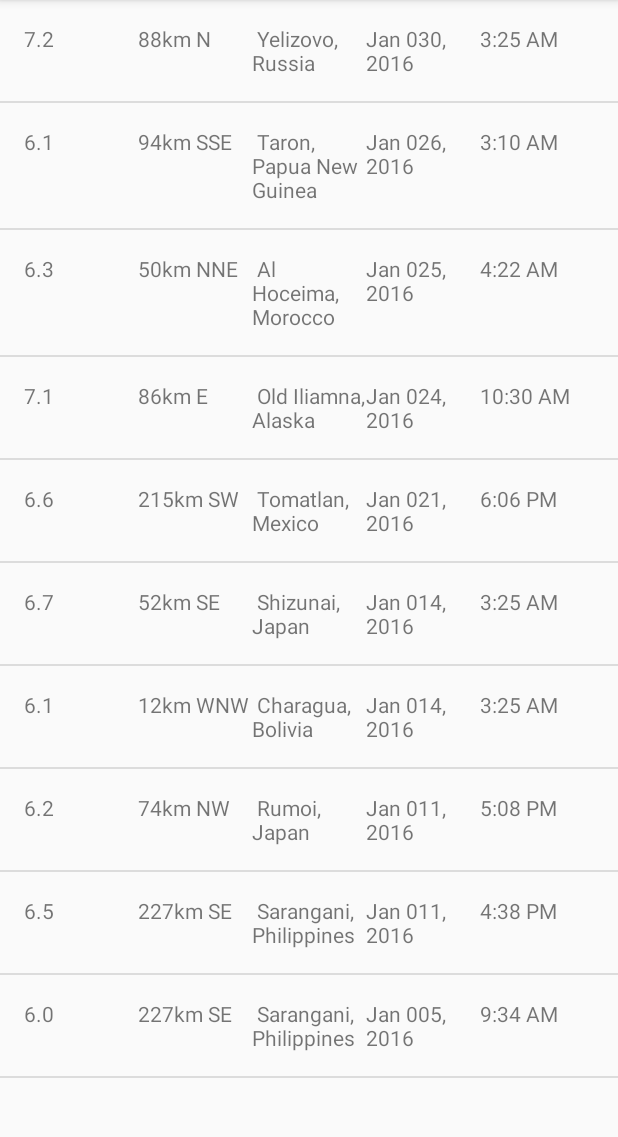
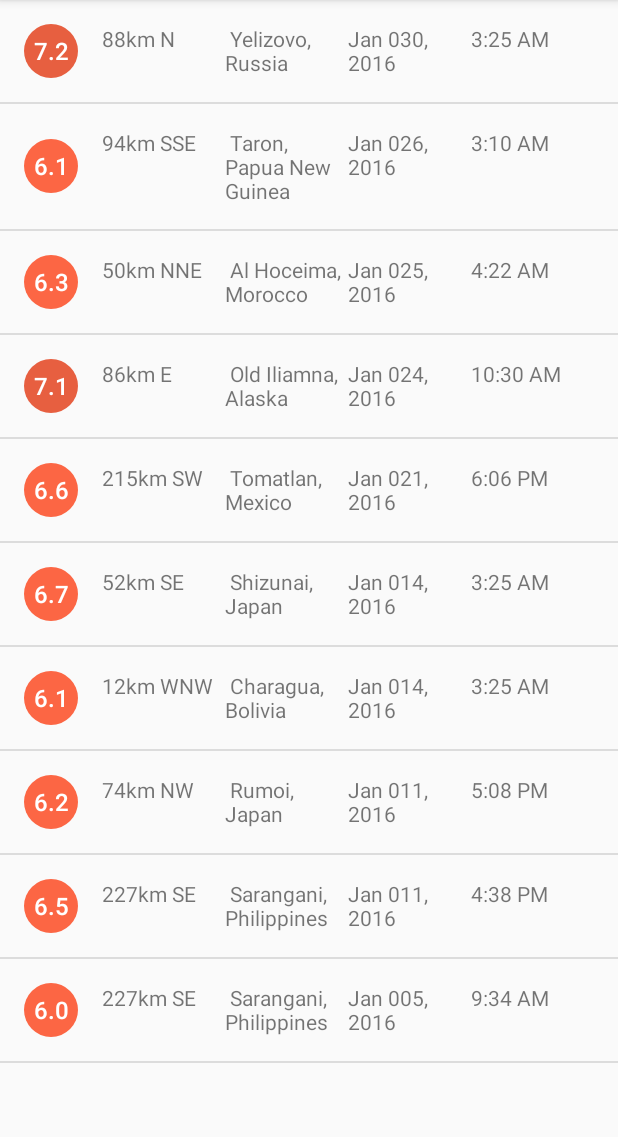
Before and after one commit to sauravvishal8797/QuakeReport, an Android app: the screen it shows after launch (EarthquakeActivity), on a phone screen of 412 x 824 dp, the part 84-1221 px from its top. Run offline under Robolectric (Android 15) with nearby library versions, the phone set to English and light mode, and no system bars.

Commit message:
Added coloured circle background for magnitude view

```diff
--- a/app/src/main/java/android/example/com/quakereport/EarthQuakeAdapter.java
+++ b/app/src/main/java/android/example/com/quakereport/EarthQuakeAdapter.java
@@ -1,8 +1,10 @@
 package android.example.com.quakereport;
 
+import android.graphics.drawable.GradientDrawable;
 import android.icu.text.DateFormat;
 import android.icu.text.DecimalFormat;
 import android.icu.text.SimpleDateFormat;
+import android.support.v4.content.ContextCompat;
 import android.widget.ArrayAdapter;
 
 /**
@@ -19,6 +21,7 @@ import java.util.Date;
 import java.util.logging.SimpleFormatter;
 
 import static android.example.com.quakereport.R.id.date;
+import static android.example.com.quakereport.R.id.magnitude;
 import static android.icu.lang.UCharacter.GraphemeClusterBreak.L;
 
 /**
@@ -79,6 +82,12 @@ public class EarthQuakeAdapter extends ArrayAdapter<EarthQuakes> {
         // set this text on the number TextView
         places2.setText(currentQuake.getmPlace2());
 
+        GradientDrawable magnitude_circle = (GradientDrawable) magnitude.getBackground();
+
+        int magnitudeColor = getMagnitudeColor(currentQuake.getmMagnitude());
+
+        magnitude_circle.setColor(magnitudeColor);
+
 
         long time = currentQuake.getTimeinmilliseconds();
 
@@ -110,4 +119,48 @@ public class EarthQuakeAdapter extends ArrayAdapter<EarthQuakes> {
         return timeformatted.format(dateformatted);
     }
 
+    private int getMagnitudeColor(double magnitude){
+
+        int magFloor = (int) Math.floor(magnitude);
+        int ColorMagnitudeId = 0;
+
+        switch(magFloor){
+
+            case 0:
+            case 1:
+                ColorMagnitudeId = R.color.magnitude1;
+                break;
+            case 2:
+                ColorMagnitudeId = R.color.magnitude2;
+                break;
+            case 3:
+                ColorMagnitudeId = R.color.magnitude3;
+                break;
+            case 4:
+                ColorMagnitudeId = R.color.magnitude4;
+                break;
+            case 5:
+                ColorMagnitudeId = R.color.magnitude5;
+                break;
+            case 6:
+                ColorMagnitudeId = R.color.magnitude6;
+                break;
+            case 7:
+                ColorMagnitudeId = R.color.magnitude7;
+                break;
+            case 8:
+                ColorMagnitudeId = R.color.magnitude8;
+                break;
+            case 9:
+                ColorMagnitudeId = R.color.magnitude9;
+                break;
+            case 10:
+                ColorMagnitudeId = R.color.magnitude10plus;
+                break;
+        }
+
+        return ContextCompat.getColor(getContext(), ColorMagnitudeId);
+
+    }
+
 }
--- /dev/null
+++ b/app/src/main/res/drawable/magnitude_circle.xml
@@ -0,0 +1,10 @@
+<?xml version="1.0" encoding="utf-8"?>
+<!-- Background circle for the magnitude value -->
+<shape xmlns:android="http://schemas.android.com/apk/res/android"
+       android:shape="oval">
+  <solid android:color="@color/magnitude1" />
+  <size
+      android:width="36dp"
+      android:height="36dp" />
+  <corners android:radius="18dp" />
+</shape>
--- a/app/src/main/res/layout/list_item.xml
+++ b/app/src/main/res/layout/list_item.xml
@@ -8,13 +8,21 @@
 
   <TextView
       android:id="@+id/magnitude"
-      android:layout_width="0dp"
-      android:layout_height="wrap_content"
-      android:layout_weight="1"
+      android:layout_width="36dp"
+      android:layout_height="36dp"
+      android:layout_gravity="center_vertical"
+      android:background="@drawable/magnitude_circle"
+      android:fontFamily="sans-serif-medium"
+      android:gravity="center"
+      android:textColor="@android:color/white"
+      android:textSize="16sp"
       tools:text="8.9" />
+
+
 
   <TextView
       android:id="@+id/location1"
+      android:layout_marginLeft="16dp"
       android:layout_width="0dp"
       android:layout_height="wrap_content"
       android:layout_weight="1"
--- a/app/src/main/res/values/colors.xml
+++ b/app/src/main/res/values/colors.xml
@@ -3,4 +3,32 @@
   <color name="colorPrimary">#3F51B5</color>
   <color name="colorPrimaryDark">#303F9F</color>
   <color name="colorAccent">#FF4081</color>
+  <color name="magnitude1">#4A7BA7</color>
+
+  <!-- Magnitude circle color for an earthquake with magnitude between 2 and 3 -->
+  <color name="magnitude2">#04B4B3</color>
+
+  <!-- Magnitude circle color for an earthquake with magnitude between 3 and 4 -->
+  <color name="magnitude3">#10CAC9</color>
+
+  <!-- Magnitude circle color for an earthquake with magnitude between 4 and 5 -->
+  <color name="magnitude4">#F5A623</color>
+
+  <!-- Magnitude circle color for an earthquake with magnitude between 5 and 6 -->
+  <color name="magnitude5">#FF7D50</color>
+
+  <!-- Magnitude circle color for an earthquake with magnitude between 6 and 7 -->
+  <color name="magnitude6">#FC6644</color>
+
+  <!-- Magnitude circle color for an earthquake with magnitude between 7 and 8 -->
+  <color name="magnitude7">#E75F40</color>
+
+  <!-- Magnitude circle color for an earthquake with magnitude between 8 and 9 -->
+  <color name="magnitude8">#E13A20</color>
+
+  <!-- Magnitude circle color for an earthquake with magnitude between 9 and 10 -->
+  <color name="magnitude9">#D93218</color>
+
+  <!-- Magnitude circle color for an earthquake with magnitude over 10 -->
+  <color name="magnitude10plus">#C03823</color>
 </resources>
```
